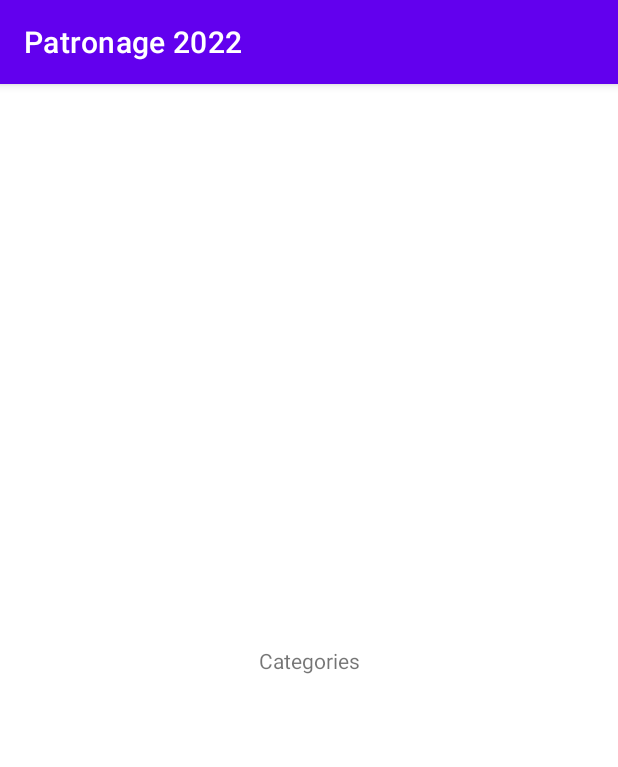
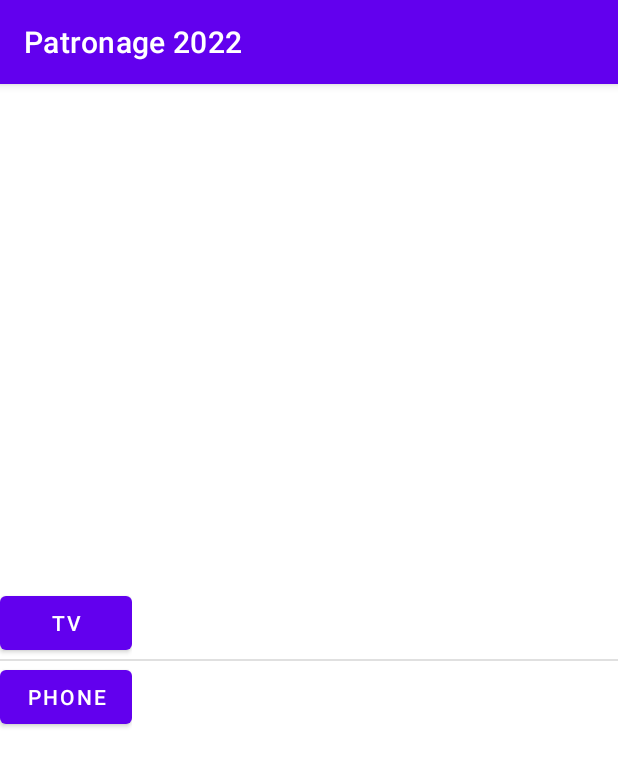
Before and after one commit to intive/patronage22-android-lublin, an Android app: the fragment CategoriesFragment shown on its own in the app's theme, on a phone screen of 412 x 824 dp. Shown: the top 767 px of the screen. Run offline under Robolectric (Android 15) with nearby library versions, the phone set to English and light mode, and no system bars.

Commit message:
P2022-1332 Create mock repository for categories. Add argument for productList: MutableList<Product> in in consequence of adding it to (Product.kt). In (CategoriesFragment.kt) : 1: Initialize the viewModel responsible for the category logic. 2: Override fun onCreateView for inflating (fragment_categories.xml) and use the adapter to load a list of category buttons. 3: Use the Toast.makeText function to display the message "Not implemented" after clicking the button with a category from the list. Add layout(category_list_row.xml) for the button in the category list. Remove the unnecessary <TextView> and add a <ListView> for the categories in the file (fragment_categories.xml).

```diff
--- a/app/src/main/java/com/intive/patronage22/lublin/repository/mapper/ProductListMapper.kt
+++ b/app/src/main/java/com/intive/patronage22/lublin/repository/mapper/ProductListMapper.kt
@@ -10,7 +10,7 @@ class ProductListMapper : ListMapper {
         val productList: MutableList<Product> = mutableListOf()
 
         input.forEach {
-            productList.add(Product(it.name, it.priceGross))
+            productList.add(Product(it.name, it.priceGross, it.category))
         }
 
         return productList
--- a/app/src/main/java/com/intive/patronage22/lublin/screens/categories/CategoriesFragment.kt
+++ b/app/src/main/java/com/intive/patronage22/lublin/screens/categories/CategoriesFragment.kt
@@ -1,11 +1,64 @@
 package com.intive.patronage22.lublin.screens.categories
 
+import android.os.Bundle
+import android.util.Log
+import android.view.LayoutInflater
+import android.view.View
+import android.view.ViewGroup
+import android.widget.BaseAdapter
+import android.widget.Button
+import android.widget.ListView
+import android.widget.Toast
 import androidx.fragment.app.Fragment
 import com.intive.patronage22.lublin.R
+import com.intive.patronage22.lublin.repository.CategoryRepositoryMock
+import com.intive.patronage22.lublin.repository.ProductRepositoryMock
 import com.intive.patronage22.lublin.repository.model.categories.CategoriesViewModel
 
 class CategoriesFragment : Fragment(R.layout.fragment_categories) {
     private lateinit var viewModel: CategoriesViewModel
 
+    override fun onCreate(savedInstanceState: Bundle?) {
+        super.onCreate(savedInstanceState)
+
+        viewModel = CategoriesViewModel(
+            CategoryRepositoryMock(
+                ProductRepositoryMock(requireContext())
+            )
+        )
+    }
+
+    override fun onCreateView(
+        inflater: LayoutInflater,
+        container: ViewGroup?,
+        savedInstanceState: Bundle?
+    ): View? {
+        val view = inflater.inflate(R.layout.fragment_categories, container, false)
+        val categoriesListView = view.findViewById<ListView>(R.id.listCategories)
+        val categories = viewModel.categories.toList()
+//        val categories = (0..100).map {"category-$it"} // check scrolling
+        categoriesListView.adapter = object : BaseAdapter() {
+            override fun getCount() = categories.size
+
+            override fun getItem(position: Int) = categories[position]
+
+            override fun getItemId(position: Int) = position.toLong()
+
+            override fun getView(position: Int, convertView: View?, parent: ViewGroup?): View {
+                Log.d("inflating", "row ${categories[position]}")
+                val row = layoutInflater.inflate(R.layout.category_list_row, null)
+                val rowButton = row.findViewById<Button>(R.id.categoriesListButton)
+
+                rowButton.text = categories[position]
+                rowButton.setOnClickListener {
+                    Toast.makeText(requireContext(), "Not Implemented", Toast.LENGTH_SHORT).show()
+                }
+                return row
+            }
+
+        }
+        return view
+    }
+
 
 }
--- /dev/null
+++ b/app/src/main/res/layout/category_list_row.xml
@@ -0,0 +1,11 @@
+<?xml version="1.0" encoding="utf-8"?>
+<androidx.constraintlayout.widget.ConstraintLayout xmlns:android="http://schemas.android.com/apk/res/android"
+    android:layout_width="match_parent"
+    android:layout_height="match_parent">
+
+    <Button
+        android:layout_width="match_parent"
+        android:layout_height="match_parent"
+        android:id="@+id/categoriesListButton" />
+
+</androidx.constraintlayout.widget.ConstraintLayout>
--- a/app/src/main/res/layout/fragment_categories.xml
+++ b/app/src/main/res/layout/fragment_categories.xml
@@ -7,11 +7,10 @@
     android:layout_height="match_parent"
     tools:context=".screens.categories.CategoriesFragment">
 
-    <TextView
-        android:id="@+id/tvCategories"
+    <ListView
+        android:id="@+id/listCategories"
         android:layout_width="wrap_content"
         android:layout_height="wrap_content"
-        android:text="@string/categories"
         app:layout_constraintBottom_toBottomOf="parent"
         app:layout_constraintEnd_toEndOf="parent"
         app:layout_constraintStart_toStartOf="parent"
```
